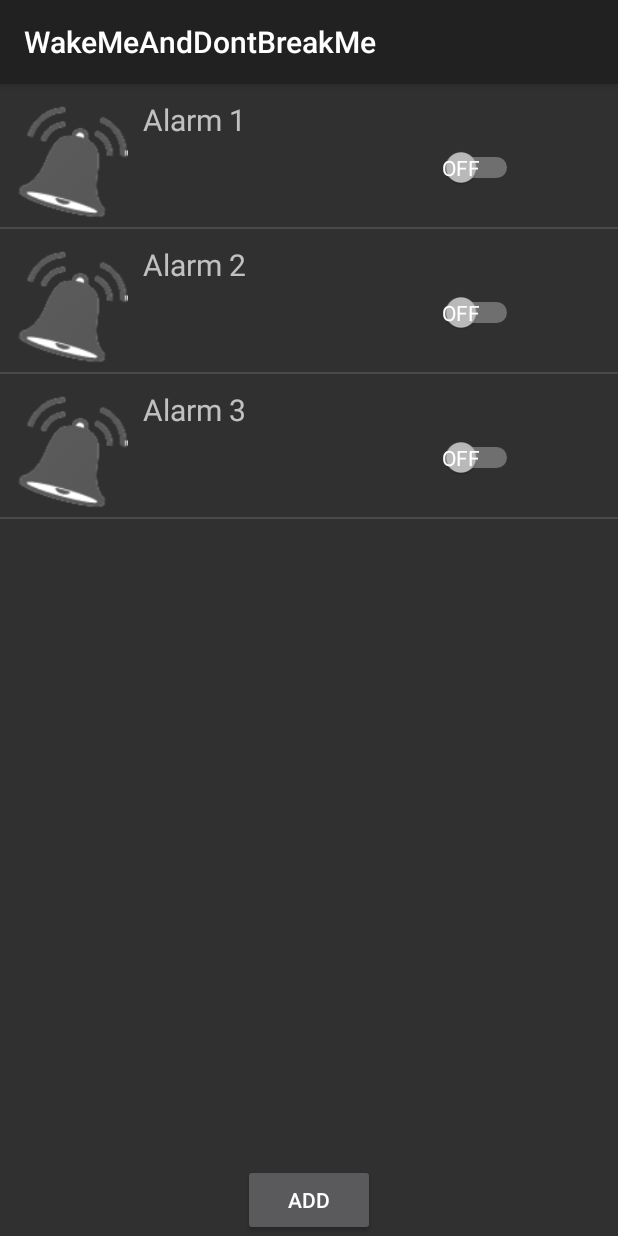
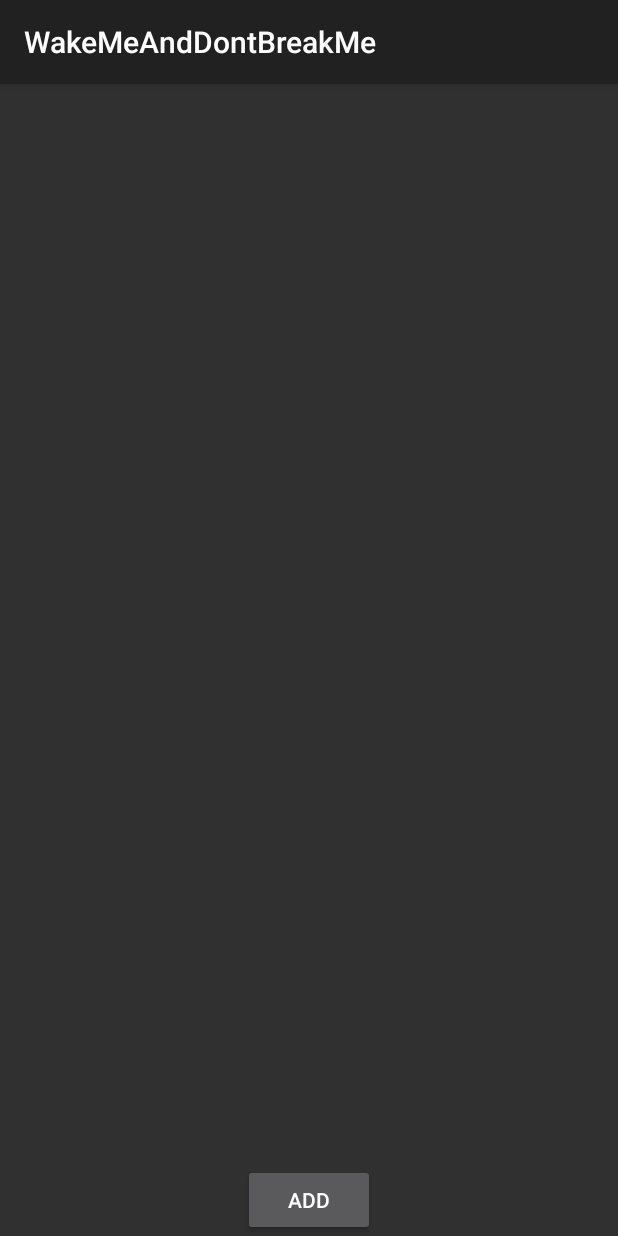
Before and after one commit to ved0/WakeMeAndDontBreakMe, an Android app: the screen it shows after launch (MainActivity), on a phone screen of 412 x 824 dp. Run offline under Robolectric (Android 15) with nearby library versions, the phone set to English and light mode, and no system bars.

Commit message:
Removed fragment_main & activity_fullscreen (Not used files). Cleaned up a bit.
Added a ListView for alarm displaying. (Looks like this only temporary )

```diff
--- /dev/null
+++ b/app/src/main/java/xs/wakemeanddontbreakme/DatabaseHandler.java
@@ -0,0 +1,99 @@
+package xs.wakemeanddontbreakme;
+
+import android.content.ContentValues;
+import android.content.Context;
+import android.database.Cursor;
+import android.database.sqlite.SQLiteDatabase;
+import android.database.sqlite.SQLiteOpenHelper;
+import java.util.ArrayList;
+import java.util.List;
+
+/**
+ * Created by Vedad on 2017-04-15.
+ */
+
+public class DatabaseHandler extends SQLiteOpenHelper{
+
+    // Database Version
+    private static final int DATABASE_VERSION = 1;
+    // Database Name
+    private static final String DATABASE_NAME = "alarmInfo";
+    // Contacts table name
+    private static final String ALARMS = "alarms";
+    // Shops Table Columns names
+    private static final String ALARM_ID = "id";
+    private static final String ALARM_NAME = "name";
+    private static final String ALARM_TIME = "time";
+    private static final String ALARM_DAY = "day";
+
+
+    public DatabaseHandler(Context context) {
+        super(context, DATABASE_NAME, null, DATABASE_VERSION);
+    }
+
+    @Override
+    public void onCreate(SQLiteDatabase db) {
+        String CREATE_ALARMS_TABLE = "CREATE TABLE " + ALARMS + "("
+        + ALARM_ID + " INTEGER PRIMARY KEY," + ALARM_NAME + " TEXT,"
+        + ALARM_TIME + " TEXT," + ALARM_DAY +" TEXT)";
+        db.execSQL(CREATE_ALARMS_TABLE);
+    }
+
+    @Override
+    public void onUpgrade(SQLiteDatabase db, int oldVersion, int newVersion) {
+        // Drop older table if existed
+        db.execSQL("DROP TABLE IF EXISTS " + ALARMS);
+// Creating tables again
+        onCreate(db);
+    }
+
+    public void addAlarm(String alarmName, String alarmTime, String alarmDay){
+        SQLiteDatabase db = this.getWritableDatabase();
+        ContentValues values = new ContentValues();
+        values.put(ALARM_NAME, alarmName);
+        values.put(ALARM_TIME, alarmTime);
+        values.put(ALARM_DAY, alarmDay);
+        db.insert(ALARMS, null, values);
+        db.close();
+    }
+
+    public void removeAlarm(String alarmName, String alarmTime){
+        SQLiteDatabase db = this.getWritableDatabase();
+        db.delete(ALARMS, ALARM_NAME + " = ? AND "+ ALARM_TIME + " = ?",new String[]{alarmName,alarmTime});
+        db.close();
+    }
+
+
+    public void removeAllAlarms(){
+        SQLiteDatabase db = this.getWritableDatabase();
+        db.delete(ALARMS,null,null);
+        db.close();
+    }
+
+    public String getAlarm(String alarmName, String alarmTime){
+        String alarm = "";
+        SQLiteDatabase db = this.getReadableDatabase();
+        Cursor cursor = db.query(ALARMS,new String[]{ALARM_NAME, ALARM_TIME, ALARM_DAY}, ALARM_NAME + "=? AND "+ ALARM_TIME +" = ?", new String[]{alarmName, alarmTime},null,null,null,null);
+        if(cursor != null){
+            cursor.moveToFirst();
+            alarm = cursor.getString(1)+" "+cursor.getString(2)+" "+cursor.getString(3);
+        }
+        return alarm;
+    }
+
+    public ArrayList<String> getAllAlarms(){
+        ArrayList<String> alarmList = new ArrayList<>();
+        String selectAllQuery = "SELECT * FROM "+ALARMS;
+        SQLiteDatabase db = this.getWritableDatabase();
+        Cursor cursor = db.rawQuery(selectAllQuery, null);
+        if(cursor.moveToFirst()){
+            do{
+                String alarm = cursor.getString(1) +" "+ cursor.getString(2)+" "+ cursor.getString(3);
+                alarmList.add(alarm);
+            }while(cursor.moveToNext());
+        }
+        db.close();
+        return alarmList;
+    }
+
+}
--- a/app/src/main/java/xs/wakemeanddontbreakme/MainActivity.java
+++ b/app/src/main/java/xs/wakemeanddontbreakme/MainActivity.java
@@ -2,27 +2,43 @@ package xs.wakemeanddontbreakme;
 
 import android.app.AlarmManager;
 import android.content.Intent;
+import android.database.sqlite.SQLiteDatabase;
+import android.database.sqlite.SQLiteOpenHelper;
 import android.support.v7.app.AppCompatActivity;
 import android.os.Bundle;
+import android.util.Log;
 import android.view.View;
 import android.widget.AdapterView;
+import android.widget.ArrayAdapter;
 import android.widget.ListAdapter;
 import android.widget.ListView;
+import android.widget.TimePicker;
 import android.widget.Toast;
 
+import java.lang.reflect.Array;
+import java.util.ArrayList;
+import java.util.List;
+
 public class MainActivity extends AppCompatActivity {
+    ArrayList alarms;
+    AlarmManager alarmManager;
+    ListView lv;
+    DatabaseHandler db;
 
-    AlarmManager alarmManager;
+
 
     @Override
     protected void onCreate(Bundle savedInstanceState) {
         super.onCreate(savedInstanceState);
         setContentView(R.layout.activity_main);
         alarmManager = (AlarmManager) getSystemService(ALARM_SERVICE);
-        String [] alarms = {"Alarm 1", "Alarm 2", "Alarm 3"};
-        ListAdapter la = new RowAdapter(this, alarms);
-        ListView lv = (ListView) findViewById(R.id.alarm_list);
-        lv.setAdapter(la);
+        db = new DatabaseHandler(getApplicationContext());
+
+        //rensa larmlistan
+        //db.removeAllAlarms();
+        alarms = db.getAllAlarms();
+        lv = (ListView) findViewById(R.id.alarm_list);
+        lv.setAdapter(new RowAdapter(this,alarms,alarms.size()));
     }
 
     //Called when button pressed
--- a/app/src/main/java/xs/wakemeanddontbreakme/RowAdapter.java
+++ b/app/src/main/java/xs/wakemeanddontbreakme/RowAdapter.java
@@ -5,31 +5,65 @@ package xs.wakemeanddontbreakme;
  */
 
 import android.content.Context;
+import android.support.annotation.Nullable;
+import android.support.constraint.ConstraintLayout;
 import android.view.LayoutInflater;
 import android.view.View;
 import android.view.ViewGroup;
 import android.widget.ArrayAdapter;
+import android.widget.BaseAdapter;
 import android.widget.ImageView;
+import android.widget.ListView;
 import android.widget.TextView;
 
+import java.util.ArrayList;
 
-public class RowAdapter extends ArrayAdapter {
 
-    public RowAdapter(Context context, String [] alarmDetails) {
-        super(context, R.layout.alarm_row ,alarmDetails);
+public class RowAdapter extends BaseAdapter {
+    Context context;
+    ArrayList aL;
+    int limit;
+    private LayoutInflater inflater = null;
+
+
+    public RowAdapter(Context context, ArrayList aL, int size) {
+        this.context = context;
+        this.aL = aL;
+        this.limit = size;
+        inflater = (LayoutInflater) context
+                .getSystemService(Context.LAYOUT_INFLATER_SERVICE);
+    }
+
+    @Override
+    public int getCount() {
+        return limit;
+    }
+
+    @Override
+    public Object getItem(int position) {
+        return this.aL.get(position);
+    }
+
+    @Override
+    public long getItemId(int position) {
+        return position;
     }
 
     @Override
     public View getView(int position, View convertView, ViewGroup parent) {
-        LayoutInflater alarmInflater = LayoutInflater.from(getContext());
-        View alarmView = alarmInflater.inflate(R.layout.alarm_row, parent, false);
+        View vi = convertView;
+        if (vi == null) {
+            vi = inflater.inflate(R.layout.alarm_row, null);
+        }
+        DatabaseHandler db = new DatabaseHandler(context);
+        TextView alarmText = (TextView) vi.findViewById(R.id.alarmText);
+        ImageView alarmImage = (ImageView) vi.findViewById(R.id.alarmImage);
+        for(String s: db.getAllAlarms()){
+            alarmText.setText(s);
+            alarmImage.setImageResource(R.drawable.alarm_icon);
 
-        String oneAlarm = (String) getItem(position);
-        TextView alarmText = (TextView) alarmView.findViewById(R.id.alarmText);
-        ImageView alarmImage = (ImageView) alarmView.findViewById(R.id.alarmImage);
+        }
+        return vi;
 
-        alarmText.setText(oneAlarm);
-        alarmImage.setImageResource(R.drawable.alarm_icon);
-        return alarmView;
     }
 }
--- a/app/src/main/res/layout/alarm_row.xml
+++ b/app/src/main/res/layout/alarm_row.xml
@@ -29,6 +29,7 @@
         android:layout_marginTop="40dp"
         android:layout_weight="1"
         android:showText="true"
+        android:checked="true"
         android:layout_marginRight="15dp"
         android:textOff="Off"
         android:textOn="On" />
```
Also changed, not shown: app/src/main/java/xs/wakemeanddontbreakme/AlarmActivity.java (+39 -1 lines).
